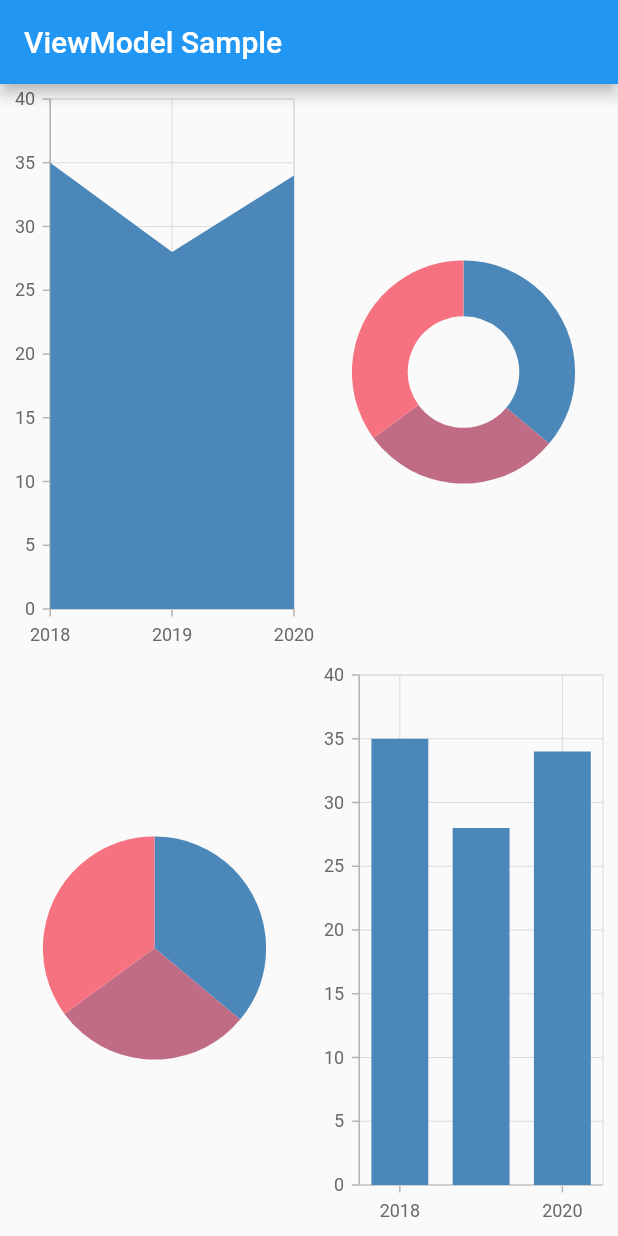
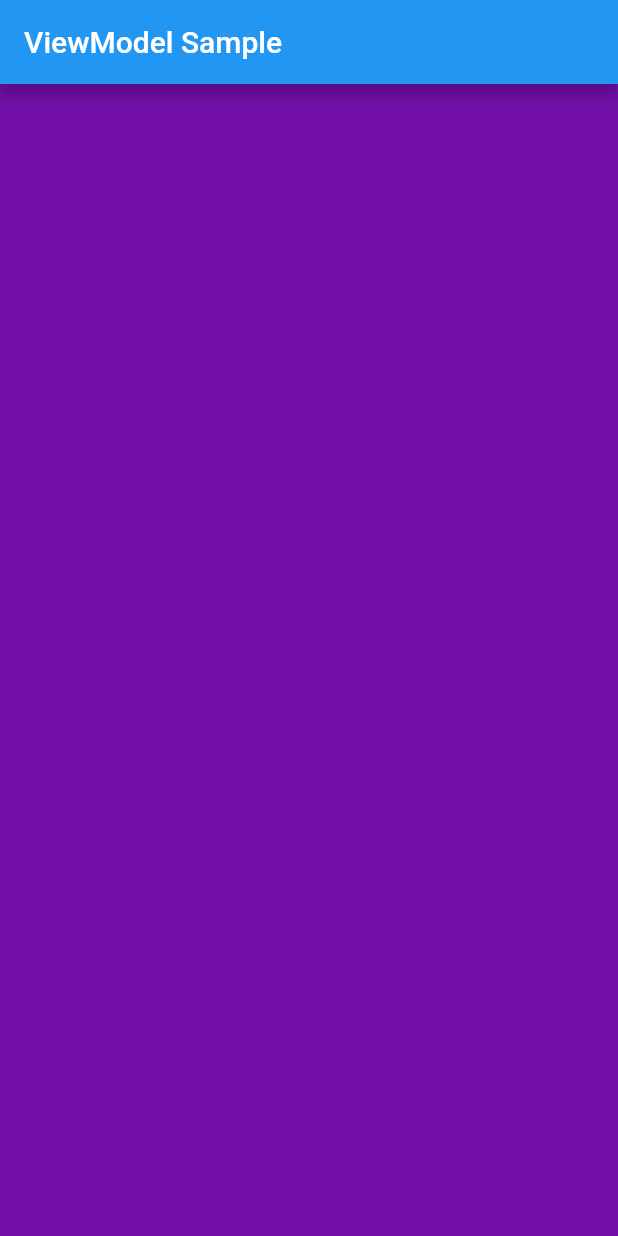
Before and after one commit to SEGVeenstra/viewmodelscope, a Flutter app: the screen it shows after launch, on a phone screen of 412 x 824 dp. Run offline on Flutter 3.47's test engine with Material 2 defaults, Android fonts, the phone set to English and light mode, and no system bars.

Commit message:
Changed the sample to a simple color changing app

```diff
--- a/example/lib/main.dart
+++ b/example/lib/main.dart
@@ -2,144 +2,42 @@ import 'dart:math';
 
 import 'package:flutter/foundation.dart';
 import 'package:flutter/material.dart';
-import 'package:syncfusion_flutter_charts/charts.dart';
 import 'package:viewmodel/viewmodel.dart';
 
 void main() {
   runApp(MyApp());
 }
 
-class ChartViewModel extends ViewModel {
+class ColorViewModel extends ViewModel {
   final _rng = Random();
 
-  final ValueNotifier<List<ChartData>> _salesData = ValueNotifier([
-    ChartData(2018, 35),
-    ChartData(2019, 28),
-    ChartData(2020, 34),
-  ]);
-  ValueListenable<List<ChartData>> get chartData => _salesData;
+  final ValueNotifier<Color> _color = ValueNotifier(Colors.blue);
+  ValueListenable<Color> get color => _color;
 
-  ChartViewModel({Widget child}) : super(child: child);
+  ColorViewModel({Widget child}) : super(child: child) {
+    refreshData();
+  }
 
   refreshData() {
-    _salesData.value = [
-      ChartData(2018, _rng.nextDouble() * 10),
-      ChartData(2019, _rng.nextDouble() * 10),
-      ChartData(2020, _rng.nextDouble() * 10),
-    ];
+    _color.value = Color(_rng.nextInt(0xffffff)).withAlpha(255);
   }
 }
 
-class ChartData {
-  ChartData(this.year, this.values);
-  final int year;
-  final double values;
-}
-
-class PieChart extends ViewModelConsumer<ChartViewModel> {
+class ColorWidget extends ViewModelConsumer<ColorViewModel> {
   @override
-  Widget buildView(BuildContext context, ChartViewModel viewModel) {
-    return Stack(
-      children: [
-        ValueListenableBuilder<List<ChartData>>(
-            valueListenable: viewModel.chartData,
-            builder: (context, data, _) {
-              return SfCircularChart(
-                series: [
-                  PieSeries<ChartData, int>(
-                      dataSource: data,
-                      xValueMapper: (ChartData data, _) => data.year,
-                      yValueMapper: (ChartData data, _) => data.values)
-                ],
-              );
-            }),
-        InkWell(
-          onTap: () {
-            viewModel.refreshData();
-          },
-        )
-      ],
-    );
-  }
-}
-
-class DoughnutChart extends ViewModelConsumer<ChartViewModel> {
-  @override
-  Widget buildView(BuildContext context, ChartViewModel viewModel) {
-    return Stack(
-      children: [
-        ValueListenableBuilder<List<ChartData>>(
-            valueListenable: viewModel.chartData,
-            builder: (context, data, _) {
-              return SfCircularChart(
-                series: [
-                  DoughnutSeries<ChartData, int>(
-                      dataSource: data,
-                      xValueMapper: (ChartData data, _) => data.year,
-                      yValueMapper: (ChartData data, _) => data.values)
-                ],
-              );
-            }),
-        InkWell(
-          onTap: () {
-            viewModel.refreshData();
-          },
-        )
-      ],
-    );
-  }
-}
-
-class LineChart extends ViewModelConsumer<ChartViewModel> {
-  @override
-  Widget buildView(BuildContext context, ChartViewModel viewModel) {
-    return Stack(
-      children: [
-        ValueListenableBuilder<List<ChartData>>(
-            valueListenable: viewModel.chartData,
-            builder: (context, data, _) {
-              return SfCartesianChart(
-                series: [
-                  AreaSeries<ChartData, int>(
-                      dataSource: data,
-                      xValueMapper: (ChartData data, _) => data.year,
-                      yValueMapper: (ChartData data, _) => data.values)
-                ],
-              );
-            }),
-        InkWell(
-          onTap: () {
-            viewModel.refreshData();
-          },
-        )
-      ],
-    );
-  }
-}
-
-class ColumnChart extends ViewModelConsumer<ChartViewModel> {
-  @override
-  Widget buildView(BuildContext context, ChartViewModel viewModel) {
-    return Stack(
-      children: [
-        ValueListenableBuilder<List<ChartData>>(
-            valueListenable: viewModel.chartData,
-            builder: (context, data, _) {
-              return SfCartesianChart(
-                series: [
-                  ColumnSeries<ChartData, int>(
-                      dataSource: data,
-                      xValueMapper: (ChartData data, _) => data.year,
-                      yValueMapper: (ChartData data, _) => data.values)
-                ],
-              );
-            }),
-        InkWell(
-          onTap: () {
-            viewModel.refreshData();
-          },
-        )
-      ],
+  Widget buildView(BuildContext context, ColorViewModel viewModel) {
+    return InkWell(
+      onTap: () {
+        viewModel.refreshData();
+      },
+      child: ValueListenableBuilder<Color>(
+          valueListenable: viewModel.color,
+          builder: (context, color, _) {
+            return AnimatedContainer(
+              duration: Duration(milliseconds: 500),
+              color: color,
+            );
+          }),
     );
   }
 }
@@ -157,21 +55,20 @@ class MyApp extends StatelessWidget {
         appBar: AppBar(
           title: Text('ViewModel Sample'),
         ),
-        body: ChartViewModel(
+        body: ColorViewModel(
           child: Column(mainAxisSize: MainAxisSize.max, children: [
             Expanded(
               child: Row(
                 children: [
-                  Expanded(child: LineChart()),
-                  Expanded(child: DoughnutChart()),
+                  Expanded(child: ColorWidget()),
+                  Expanded(child: ColorViewModel(child: ColorWidget())),
                 ],
               ),
             ),
             Expanded(
               child: Row(
                 children: [
-                  Expanded(child: PieChart()),
-                  Expanded(child: ColumnChart()),
+                  Expanded(child: ColorWidget()),
                 ],
               ),
             )
--- a/example/pubspec.yaml
+++ b/example/pubspec.yaml
@@ -30,7 +30,6 @@ dependencies:
   # The following adds the Cupertino Icons font to your application.
   # Use with the CupertinoIcons class for iOS style icons.
   cupertino_icons: ^1.0.0
-  syncfusion_flutter_charts: ^18.3.44
 
 dev_dependencies:
   flutter_test:
```
Also changed, not shown: example/pubspec.lock.
